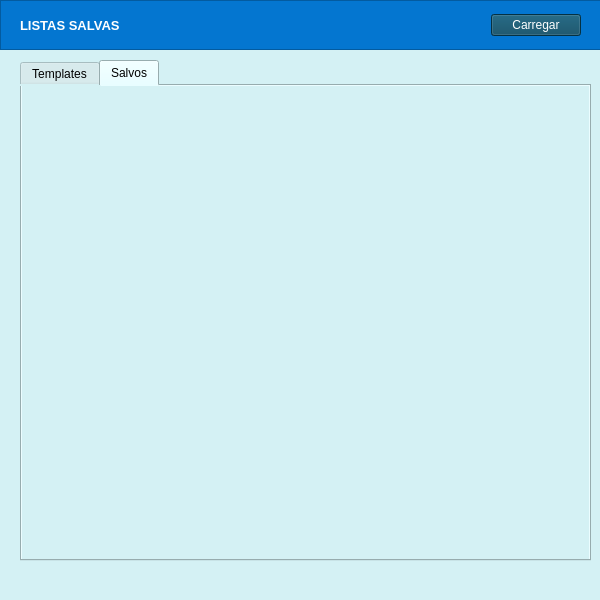
The window that Lucas-Veloso/listas.ui (LucVeloso/Qt) describes before a commit, drawn with Qt 5.
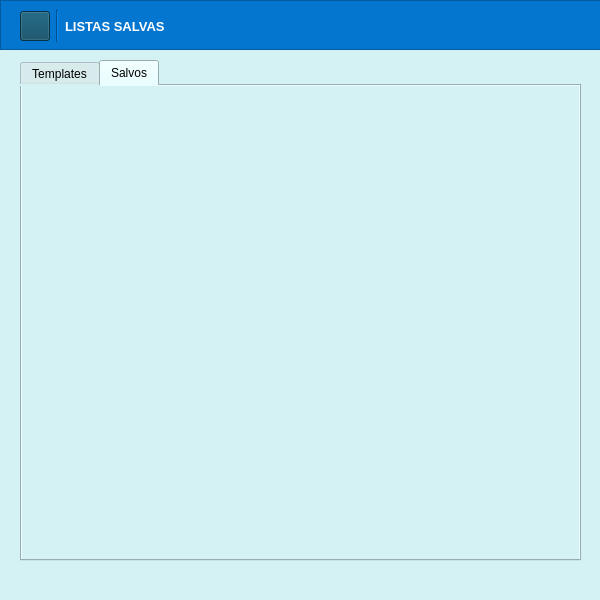
The same window after the commit. The open tabs and pages were chosen to show the change. Icons and pictures are not drawn.

What changed in the file:
```diff
--- a/Lucas-Veloso/listas.ui
+++ b/Lucas-Veloso/listas.ui
@@ -1038,10 +1038,42 @@
          <x>20</x>
          <y>10</y>
          <width>561</width>
-         <height>30</height>
+         <height>32</height>
         </rect>
        </property>
        <layout class="QHBoxLayout" name="horizontalLayout_5">
+        <item>
+         <widget class="QPushButton" name="btn_home_ListasSalvas">
+          <property name="minimumSize">
+           <size>
+            <width>30</width>
+            <height>30</height>
+           </size>
+          </property>
+          <property name="maximumSize">
+           <size>
+            <width>30</width>
+            <height>30</height>
+           </size>
+          </property>
+          <property name="styleSheet">
+           <string notr="true">background-color: rgb(5, 68, 94);
+image: url(:/icones/home.png);
+border-color: rgb(255, 255, 255);
+color: rgb(255, 255, 255);</string>
+          </property>
+          <property name="text">
+           <string/>
+          </property>
+         </widget>
+        </item>
+        <item>
+         <widget class="Line" name="line_6">
+          <property name="orientation">
+           <enum>Qt::Vertical</enum>
+          </property>
+         </widget>
+        </item>
         <item>
          <widget class="QLabel" name="tituloListaCompras_2">
           <property name="font">
@@ -1062,24 +1094,6 @@
           </property>
          </widget>
         </item>
-        <item>
-         <widget class="QPushButton" name="btnSalvarListaCompras_2">
-          <property name="maximumSize">
-           <size>
-            <width>90</width>
-            <height>16777215</height>
-           </size>
-          </property>
-          <property name="styleSheet">
-           <string notr="true">background-color: rgb(5, 68, 94);
-border-color: rgb(255, 255, 255);
-color: rgb(255, 255, 255);</string>
-          </property>
-          <property name="text">
-           <string>Carregar</string>
-          </property>
-         </widget>
-        </item>
        </layout>
       </widget>
      </widget>
@@ -1088,7 +1102,7 @@
        <rect>
         <x>20</x>
         <y>60</y>
-        <width>571</width>
+        <width>561</width>
         <height>501</height>
        </rect>
       </property>
```
Left out of the diff: 10 changed lines with no effect on the pictures.
